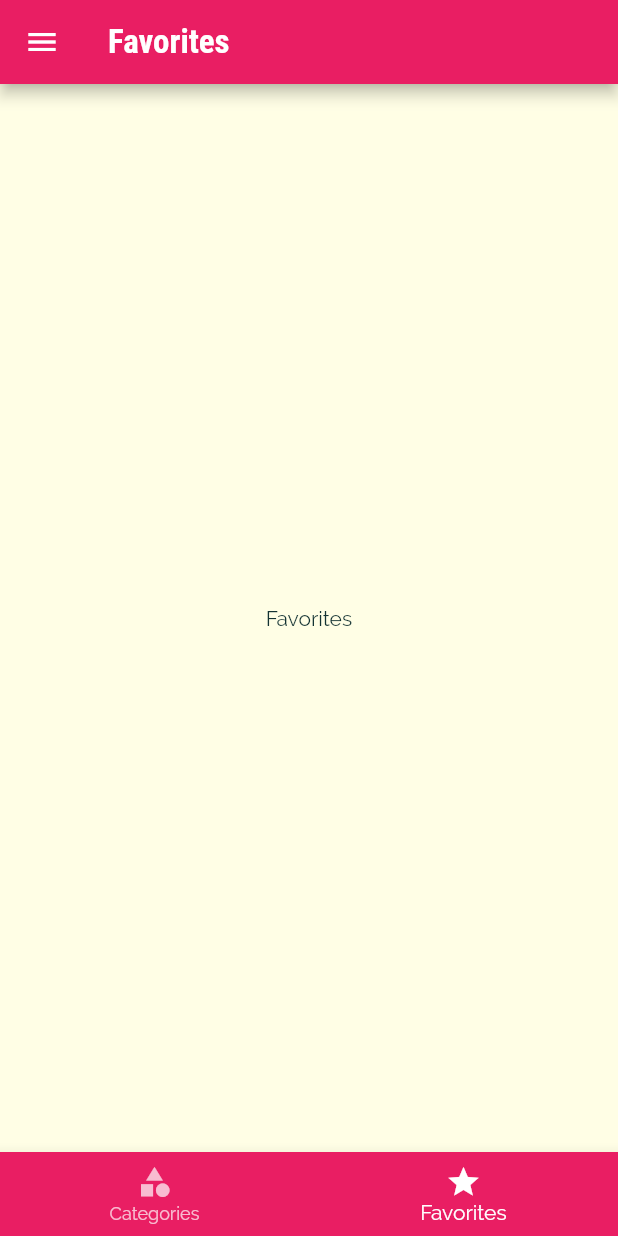
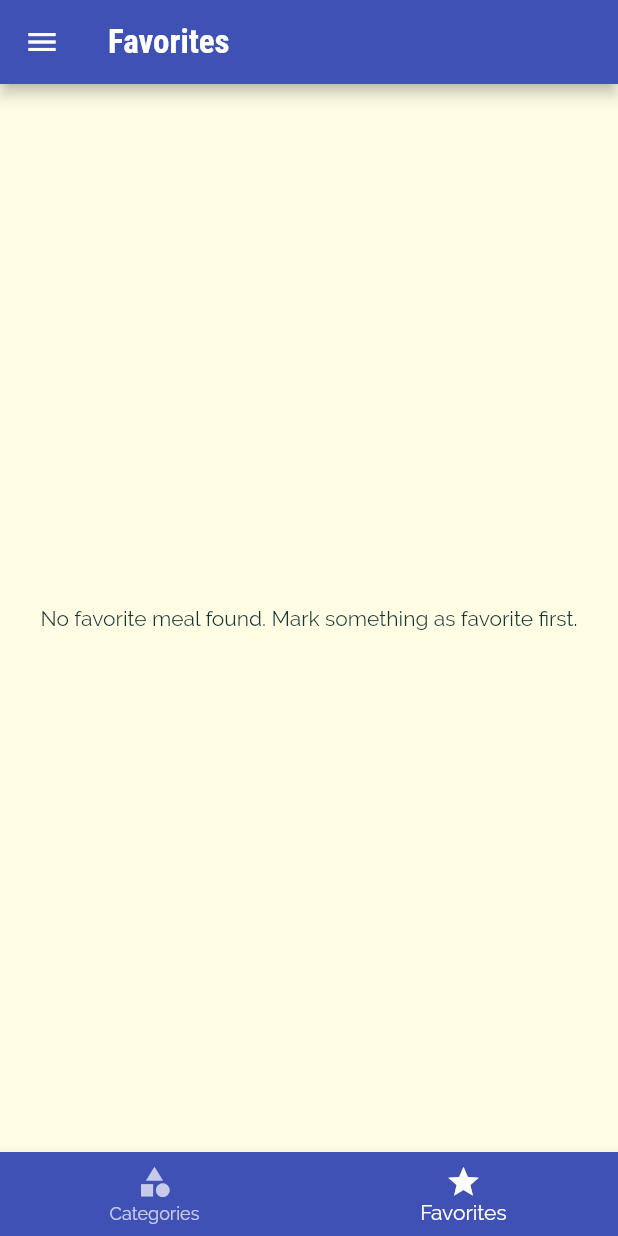
Before and after one commit to Abid-Hasan/fnd-meals-app, a Flutter app: the screen it shows after launch, item 2 of the bottom bar chosen, on a phone screen of 412 x 824 dp. Run offline on Flutter 3.47's test engine with Material 2 defaults, Android fonts, the phone set to English and light mode, and no system bars.

Commit message:
Finish to the course limit

```diff
--- a/lib/main.dart
+++ b/lib/main.dart
@@ -18,14 +18,14 @@ class MyApp extends StatefulWidget {
 }
 
 class _MyAppState extends State<MyApp> {
+  List<Meal> _availableMeals = DUMMY_MEALS;
+  List<Meal> _favoriteMeals = [];
   Map<String, bool> _filters = {
     'glutenFree': false,
     'lactoseFree': false,
     'vegetarian': false,
     'vegan': false,
   };
-
-  List<Meal> _availableMeals = DUMMY_MEALS;
 
   void _setFilters(Map<String, bool> newFilters) {
     setState(() {
@@ -40,13 +40,32 @@ class _MyAppState extends State<MyApp> {
     });
   }
 
+  void _toggleFavorite(String mealId) {
+    int existingIndex = _favoriteMeals.indexWhere((meal) => meal.id == mealId);
+    if (existingIndex == -1) // if not found, then add
+    {
+      setState(() {
+        Meal currentMeal = DUMMY_MEALS.firstWhere((meal) => meal.id == mealId);
+        _favoriteMeals.add(currentMeal);
+      });
+    } else {
+      setState(() {
+        _favoriteMeals.removeAt(existingIndex);
+      });
+    }
+  }
+
+  bool _isFavorite(String mealId) {
+    return _favoriteMeals.any((element) => element.id == mealId);
+  }
+
   @override
   Widget build(BuildContext context) {
     return MaterialApp(
       title: 'Meals',
       debugShowCheckedModeBanner: false,
       theme: ThemeData(
-        primarySwatch: Colors.pink,
+        primarySwatch: Colors.indigo,
         accentColor: Colors.amber,
         canvasColor: Color.fromRGBO(255, 254, 229, 1),
         fontFamily: 'Raleway',
@@ -65,10 +84,11 @@ class _MyAppState extends State<MyApp> {
       ),
 
       routes: {
-        "/": (context) => TabsScreen(),
+        "/": (context) => TabsScreen(_favoriteMeals),
         CategoryMealsScreen.routeName: (context) =>
             CategoryMealsScreen(_availableMeals),
-        MealDetailScreen.routeName: (context) => MealDetailScreen(),
+        MealDetailScreen.routeName: (context) =>
+            MealDetailScreen(_toggleFavorite, _isFavorite),
         FiltersScreen.routeName: (context) =>
             FiltersScreen(_filters, _setFilters),
       },
--- a/lib/screens/favorites_screen.dart
+++ b/lib/screens/favorites_screen.dart
@@ -1,10 +1,28 @@
 import 'package:flutter/material.dart';
 
+import '../models/meal.dart';
+import '../widgets/meal_item.dart';
+
 class FavoritesScreen extends StatelessWidget {
-  const FavoritesScreen({Key key}) : super(key: key);
+  final List<Meal> favoriteMeals;
+  const FavoritesScreen(this.favoriteMeals, {Key key}) : super(key: key);
 
   @override
   Widget build(BuildContext context) {
-    return Center(child: Text("Favorites"));
+    if (favoriteMeals.isEmpty) {
+      return Center(
+        child:
+            Text("No favorite meal found. Mark something as favorite first."),
+      );
+    } else {
+      return Center(
+        child: ListView.builder(
+          itemBuilder: (context, index) {
+            return MealItem(favoriteMeals[index]);
+          },
+          itemCount: favoriteMeals.length,
+        ),
+      );
+    }
   }
 }
--- a/lib/screens/tabs_screen.dart
+++ b/lib/screens/tabs_screen.dart
@@ -1,27 +1,20 @@
 import 'package:flutter/material.dart';
 
+import '../models/meal.dart';
 import '../widgets/main_drawer.dart';
 import '../screens/categories_screen.dart';
 import '../screens/favorites_screen.dart';
 
 class TabsScreen extends StatefulWidget {
-  const TabsScreen({Key key}) : super(key: key);
+  final List<Meal> favoriteMeals;
+  const TabsScreen(this.favoriteMeals, {Key key}) : super(key: key);
 
   @override
   State<TabsScreen> createState() => _TabsScreenState();
 }
 
 class _TabsScreenState extends State<TabsScreen> {
-  final List<Map<String, Object>> _pages = [
-    {
-      'page': CategoriesScreen(),
-      'title': 'Categories',
-    },
-    {
-      'page': FavoritesScreen(),
-      'title': 'Favorites',
-    },
-  ];
+  List<Map<String, Object>> _pages;
 
   int _selectedPageIndex = 0;
 
@@ -29,6 +22,21 @@ class _TabsScreenState extends State<TabsScreen> {
     setState(() {
       _selectedPageIndex = index;
     });
+  }
+
+  @override
+  void initState() {
+    super.initState();
+    _pages = [
+      {
+        'page': CategoriesScreen(),
+        'title': 'Categories',
+      },
+      {
+        'page': FavoritesScreen(widget.favoriteMeals),
+        'title': 'Favorites',
+      },
+    ];
   }
 
   @override
```
Also changed, not shown: lib/screens/meal_detail_screen.dart (+10 -1 lines).
